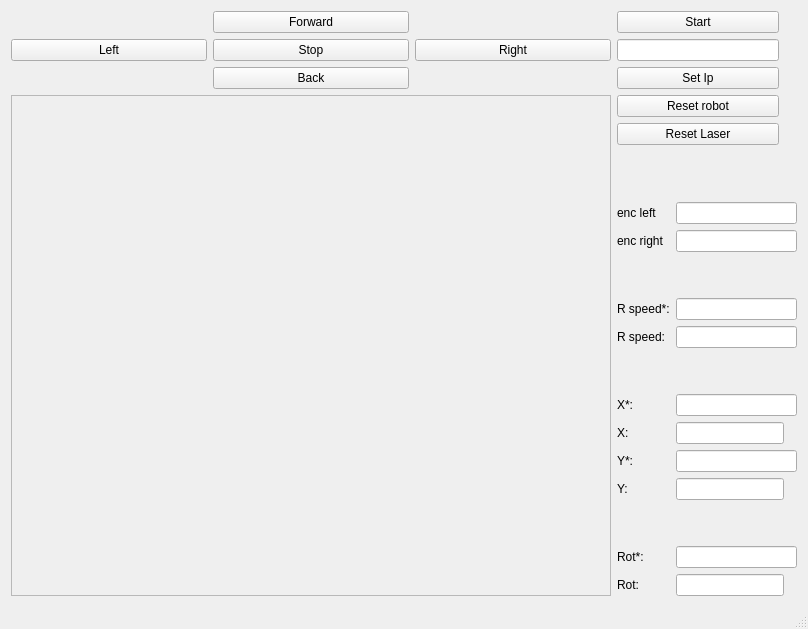
First picture: the form in build-demoRMR-Desktop_Qt_5_14_1_GCC_64bit-Debug/demoRMR/mainwindow.ui, repository Patrik-654123/RMR, before the edit.
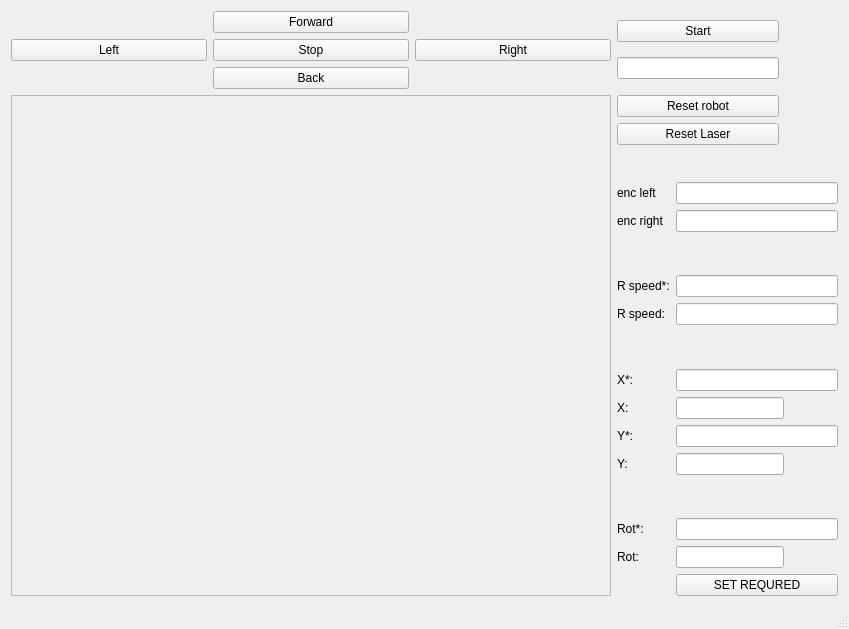
Second picture: the form after the edit.

```diff
--- a/build-demoRMR-Desktop_Qt_5_14_1_GCC_64bit-Debug/demoRMR/mainwindow.ui
+++ b/build-demoRMR-Desktop_Qt_5_14_1_GCC_64bit-Debug/demoRMR/mainwindow.ui
@@ -6,7 +6,7 @@
    <rect>
     <x>0</x>
     <y>0</y>
-    <width>808</width>
+    <width>841</width>
     <height>629</height>
    </rect>
   </property>
@@ -74,25 +74,6 @@
         </property>
        </widget>
       </item>
-      <item>
-       <widget class="QPushButton" name="pushButton">
-        <property name="sizePolicy">
-         <sizepolicy hsizetype="Fixed" vsizetype="Fixed">
-          <horstretch>0</horstretch>
-          <verstretch>0</verstretch>
-         </sizepolicy>
-        </property>
-        <property name="minimumSize">
-         <size>
-          <width>162</width>
-          <height>0</height>
-         </size>
-        </property>
-        <property name="text">
-         <string>Set Ip</string>
-        </property>
-       </widget>
-      </item>
      </layout>
     </item>
     <item row="1" column="0">
@@ -397,6 +378,25 @@
           </property>
          </spacer>
         </item>
+        <item row="14" column="1">
+         <widget class="QPushButton" name="pushButton">
+          <property name="sizePolicy">
+           <sizepolicy hsizetype="Fixed" vsizetype="Fixed">
+            <horstretch>0</horstretch>
+            <verstretch>0</verstretch>
+           </sizepolicy>
+          </property>
+          <property name="minimumSize">
+           <size>
+            <width>162</width>
+            <height>0</height>
+           </size>
+          </property>
+          <property name="text">
+           <string>SET REQURED</string>
+          </property>
+         </widget>
+        </item>
        </layout>
       </item>
      </layout>
```
Left out of the diff: 242 changed lines with no effect on the pictures.
